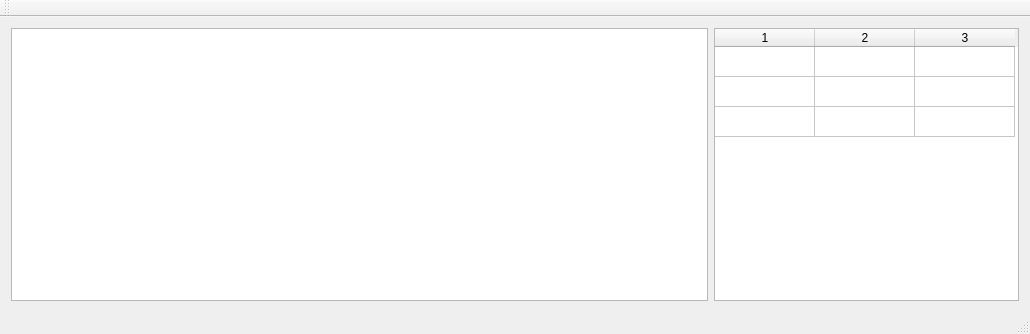
Qt form editor/mainwindow.ui (Telecrab/jnb3d) before a commit.
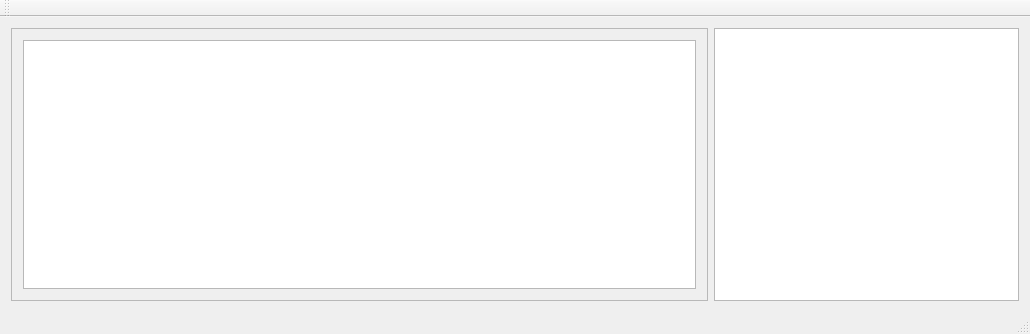
The same form after that commit. Custom widgets are drawn as their Qt base class.

Commit message: A: Added a QFrame on the main form to hold editing widgets. C: Named columns in the resource table. C: Only cells that contain resource name are editable now. C: Any change to currently selected rows in resource table now updates editor.

The edit to the form file:
```diff
--- a/editor/mainwindow.ui
+++ b/editor/mainwindow.ui
@@ -16,13 +16,18 @@
   <widget class="QWidget" name="centralWidget">
    <layout class="QHBoxLayout" name="horizontalLayout">
     <item>
-     <widget class="ResourceView" name="graphicsView">
-      <property name="minimumSize">
-       <size>
-        <width>300</width>
-        <height>0</height>
-       </size>
+     <widget class="QFrame" name="frame">
+      <property name="frameShape">
+       <enum>QFrame::StyledPanel</enum>
       </property>
+      <property name="frameShadow">
+       <enum>QFrame::Raised</enum>
+      </property>
+      <layout class="QHBoxLayout" name="horizontalLayout_2">
+       <item>
+        <widget class="ResourceView" name="graphicsView"/>
+       </item>
+      </layout>
      </widget>
     </item>
     <item>
@@ -45,24 +50,27 @@
         <height>16777215</height>
        </size>
       </property>
-      <property name="rowCount">
-       <number>3</number>
-      </property>
-      <property name="columnCount">
-       <number>3</number>
-      </property>
       <attribute name="horizontalHeaderVisible">
-       <bool>true</bool>
+       <bool>false</bool>
       </attribute>
       <attribute name="verticalHeaderVisible">
        <bool>false</bool>
       </attribute>
-      <row/>
-      <row/>
-      <row/>
-      <column/>
-      <column/>
-      <column/>
+      <column>
+       <property name="text">
+        <string>Name</string>
+       </property>
+      </column>
+      <column>
+       <property name="text">
+        <string>Offset</string>
+       </property>
+      </column>
+      <column>
+       <property name="text">
+        <string>Size</string>
+       </property>
+      </column>
      </widget>
     </item>
    </layout>
```
The commit also changes 3 other files.
